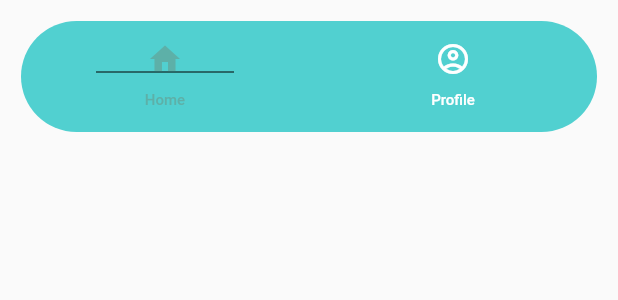
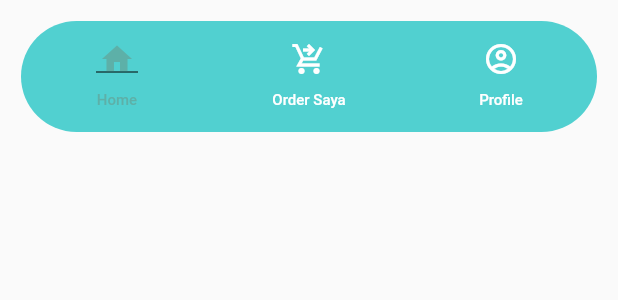
Before and after one commit to Iqlimafro/Laundry-FrontEnd, a Flutter app: the Navbar widget shown alone on an empty page, opened directly, on a phone screen of 412 x 824 dp. Shown: the top 300 px of the screen. Run offline on Flutter 3.47's test engine with Material 2 defaults, Android fonts, the light colour scheme and no system bars; our stand-ins replace fluttertoast, get, google_fonts, shared_preferences; accounts and stored records are empty; network calls fail.

Commit message:
update history

```diff
--- a/lib/src/pages/Profil/index.dart
+++ b/lib/src/pages/Profil/index.dart
@@ -88,7 +88,7 @@ class _ProfilState extends State<Profil> {
                                   Image.asset(user),
                                   SizedBox(width: 5),
                                   Text(
-                                    username.user.value.username!,
+                                    username.user.value.username!.toString(),
                                     style: TextStyle(
                                         fontSize: 30,
                                         fontWeight: FontWeight.bold,
--- a/lib/src/pages/navbar.dart
+++ b/lib/src/pages/navbar.dart
@@ -18,7 +18,7 @@ class _NavbarState extends State<Navbar> with SingleTickerProviderStateMixin {
   void initState() {
     // TODO: implement initState
     super.initState();
-    _tabController = TabController(length: 2, vsync: this);
+    _tabController = TabController(length: 3, vsync: this);
   }
 
   @override
@@ -58,7 +58,16 @@ class _NavbarState extends State<Navbar> with SingleTickerProviderStateMixin {
                   text: "Home",
                 ),
               ),
-
+             InkWell(
+                onTap: () => Get.offAndToNamed(diterimaRoute),
+                child: Tab(
+                  icon: Icon(
+                    Icons.shopping_cart_checkout_sharp,
+                    size: 24.0,
+                  ),
+                  text: "Order Saya",
+                ),
+              ),
               InkWell(
                 onTap: () => Get.offAndToNamed(profilRoute),
                 child: Tab(
```
Also changed, not shown: pubspec.lock.
